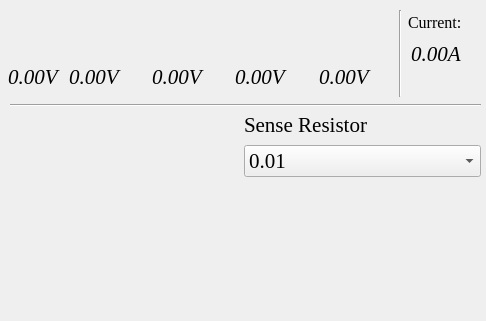
Old version of the form API/bms_api.ui in the repository MichalK157/BMS; both pictures show x 0 to 486 and y 0 to 321 of the 486 by 496 pixel window.
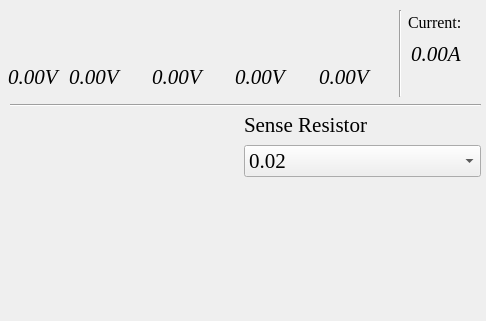
New version of the form. Icons and pictures are not drawn.

Patch:
```diff
--- a/API/bms_api.ui
+++ b/API/bms_api.ui
@@ -578,7 +578,7 @@
        <item>
         <widget class="QComboBox" name="comboBox_Resistance">
          <property name="currentIndex">
-          <number>1</number>
+          <number>0</number>
          </property>
          <item>
           <property name="text">
```
Left out of the diff: 5 changed lines with no effect on the pictures.
